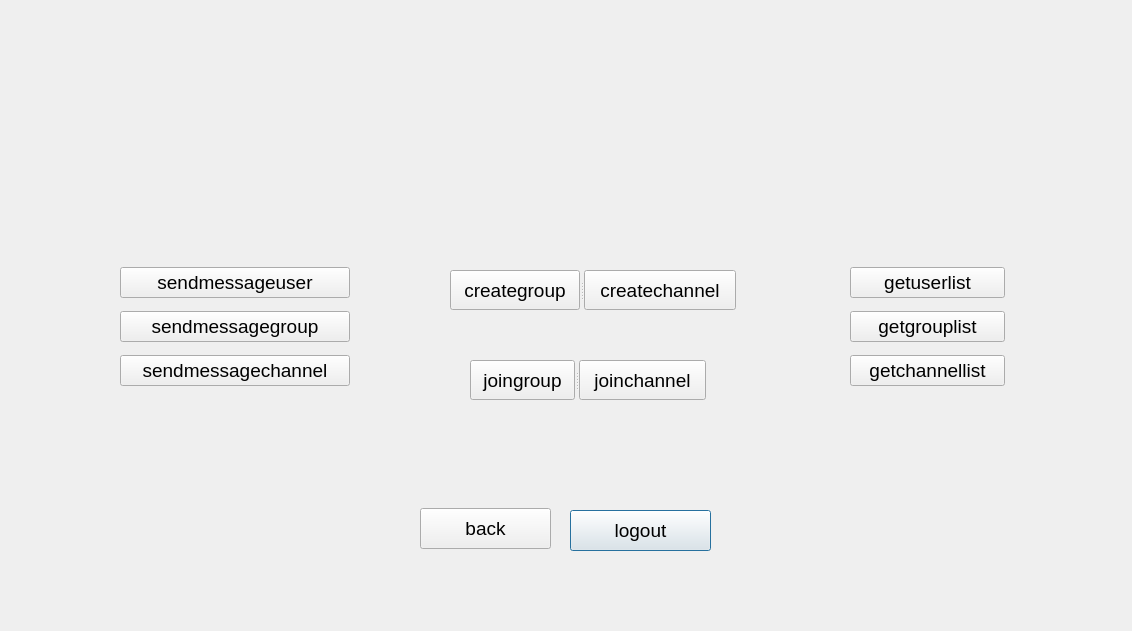
Before: the Qt Designer form massenger/menu_dialog.ui in MahanBeidokhti/AP-Messenger, drawn with Qt 5.
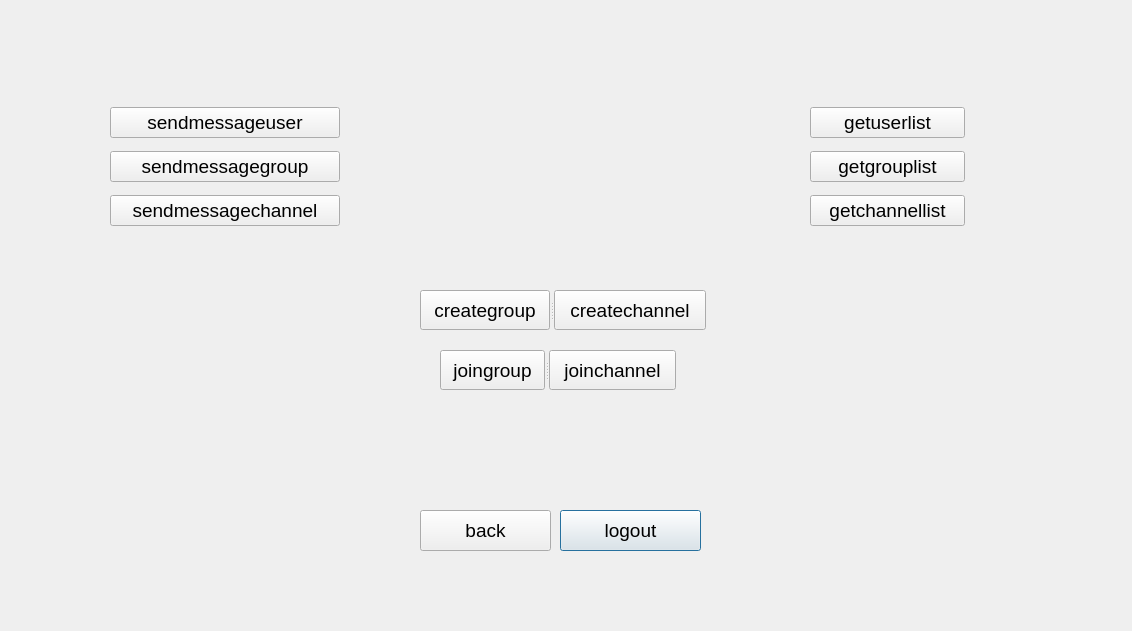
After: the same form once the commit is applied. Icons and pictures are not drawn.

Patch:
```diff
--- a/massenger/menu_dialog.ui
+++ b/massenger/menu_dialog.ui
@@ -13,10 +13,13 @@
   <property name="windowTitle">
    <string>Dialog</string>
   </property>
+  <property name="styleSheet">
+   <string notr="true">background-image: url(:/Source/@metawalls.jpg);</string>
+  </property>
   <widget class="QPushButton" name="logout_pushButton">
    <property name="geometry">
     <rect>
-     <x>570</x>
+     <x>560</x>
      <y>510</y>
      <width>141</width>
      <height>41</height>
@@ -35,7 +38,7 @@
    <property name="geometry">
     <rect>
      <x>420</x>
-     <y>508</y>
+     <y>510</y>
      <width>131</width>
      <height>41</height>
     </rect>
@@ -52,8 +55,8 @@
   <widget class="QSplitter" name="splitter">
    <property name="geometry">
     <rect>
-     <x>470</x>
-     <y>360</y>
+     <x>440</x>
+     <y>350</y>
      <width>236</width>
      <height>40</height>
     </rect>
@@ -85,8 +88,8 @@
   <widget class="QSplitter" name="splitter_2">
    <property name="geometry">
     <rect>
-     <x>450</x>
-     <y>270</y>
+     <x>420</x>
+     <y>290</y>
      <width>286</width>
      <height>40</height>
     </rect>
@@ -118,8 +121,8 @@
   <widget class="QWidget" name="">
    <property name="geometry">
     <rect>
-     <x>120</x>
-     <y>260</y>
+     <x>110</x>
+     <y>100</y>
      <width>230</width>
      <height>136</height>
     </rect>
@@ -166,8 +169,8 @@
   <widget class="QWidget" name="">
    <property name="geometry">
     <rect>
-     <x>850</x>
-     <y>260</y>
+     <x>810</x>
+     <y>100</y>
      <width>155</width>
      <height>136</height>
     </rect>
```
